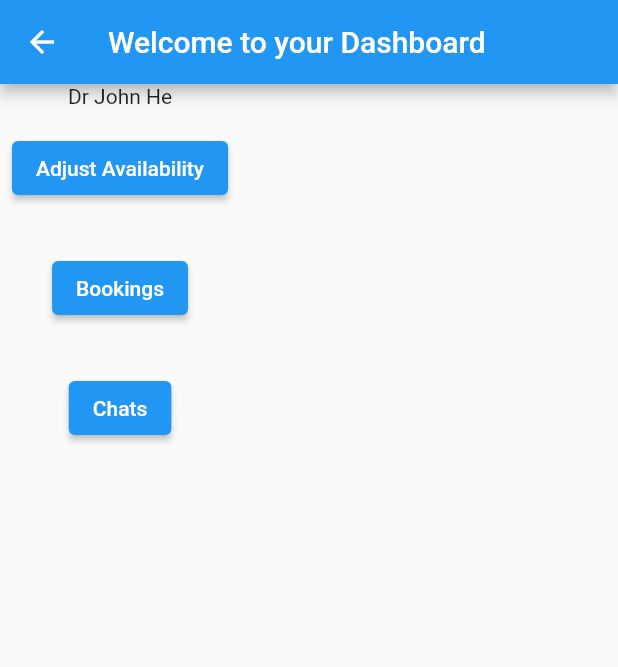
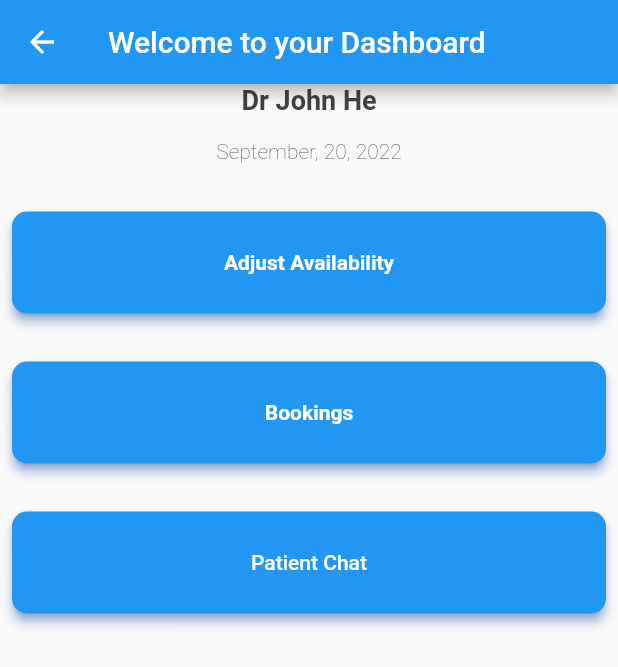
Before and after one commit to SEPT-TEAM16/SEPT-T16-front-end, a Flutter app: the DoctorDashboardPage screen opened directly, on a phone screen of 412 x 824 dp. Shown: the top 667 px of the screen. Run offline on Flutter 3.47's test engine with Material 2 defaults, Android fonts, the phone set to English and light mode, and no system bars; our stand-ins replace email_validator, fluttertoast.

Commit message:
Doctor Dashboard Cleanup

```diff
--- a/telemedicine_app/lib/config/routes/routes.dart
+++ b/telemedicine_app/lib/config/routes/routes.dart
@@ -5,7 +5,7 @@ import '/main.dart';
 
 var customRoutes = <String, WidgetBuilder>{
   //Set for home screen: Can use for testing page, will set to login once everything done.
-  '/': (context) => LoginPage(),
+  '/': (context) => DoctorDashboardPage(),
 
   //Routes for program
   '/DdashtoAvailability': (context) => DoctorsAvailabilitiesPage(),
--- a/telemedicine_app/lib/main.dart
+++ b/telemedicine_app/lib/main.dart
@@ -64,6 +64,7 @@ class DoctorDashboardPage extends StatelessWidget{
       appBar: AppBar(
         title: Text('Welcome to your Dashboard')
       ),
+
       body: SingleChildScrollView(child: DoctorDashboard()),
     );
   }
--- a/telemedicine_app/lib/widgets/widget.dart
+++ b/telemedicine_app/lib/widgets/widget.dart
@@ -7,6 +7,8 @@ import 'package:intl/intl.dart';
 import 'package:email_validator/email_validator.dart';
 import 'package:http/http.dart' as http;
 import 'package:telemedicine_app/main.dart';
+import 'package:intl/intl.dart';
+
 //We build all of our widgets here to call into main :)
 
 //rego
@@ -404,40 +406,124 @@ class DoctorDashboard extends StatefulWidget {
 class DoctorDashboardState extends State<DoctorDashboard>{
   // TextEditingController date = new TextEditingController();
 
+
+  //Getting Doctor Name
+  String dName = 'Dr ' + 'John ' + 'He'; //string should be first_name + last_name under doctors
+
+  //Getting Date
+  var dt = DateTime.now();
+  //formating date
+  String cdate2 = DateFormat("MMMM, dd, yyyy").format(DateTime.now());
+
   @override
   Widget build(BuildContext context) {
 
     return Column(
       children: <Widget>[
-        const Text("Dr John He"), //Need to find doctor name
+        Container(
+          child: Text(
+            dName,
+            style: TextStyle(
+              color: Colors.grey[800],
+              fontWeight: FontWeight.bold,
+              fontSize: 18
+            )
+          )
+        ),
 
-        Padding(
+        Container( //DATE CONTAINER
           padding: EdgeInsets.symmetric(horizontal: 8, vertical: 16),
+          child: Text(
+            cdate2,
+            style: TextStyle(
+              color: Colors.grey[800],
+              fontWeight: FontWeight.w200,
+              fontSize: 14
+            )
+          )
+        ),
+
+        Container(
+          padding: EdgeInsets.symmetric(horizontal: 8, vertical: 16),
+          width: double.infinity,
+          height: 100,
           child: ElevatedButton(
+            style: ElevatedButton.styleFrom(
+              primary: Colors.blue,
+              onPrimary: Colors.white,
+              shadowColor: Colors.blueAccent,
+              elevation: 3,
+              shape: RoundedRectangleBorder(
+                borderRadius: BorderRadius.circular(10.0)
+                ),
+              minimumSize: Size(100, 40),
+            ),
             onPressed: (){
               Navigator.pushNamed(context, '/DdashtoAvailability');
             },
-            child: Text("Adjust Availability"),
+            child: Text("Adjust Availability",
+              style: TextStyle(
+                color: Colors.white,
+                fontWeight: FontWeight.w600,
+                fontSize: 14
+              )
+            ),
           )
         ),
 
-         Padding(
+         Container(
           padding: EdgeInsets.symmetric(horizontal: 8, vertical: 16),
+          width: double.infinity,
+          height: 100,
           child: ElevatedButton(
+            style: ElevatedButton.styleFrom(
+              primary: Colors.blue,
+              onPrimary: Colors.white,
+              shadowColor: Colors.blueAccent,
+              elevation: 3,
+              shape: RoundedRectangleBorder(
+                borderRadius: BorderRadius.circular(10.0)
+                ),
+              minimumSize: Size(100, 40),
+            ),
             onPressed: (){
               Navigator.pushNamed(context, '/DdashtoBooking');
             },
-            child: Text("Bookings"),
+            child: Text("Bookings",
+              style: TextStyle(
+                color: Colors.white,
+                fontWeight: FontWeight.w600,
+                fontSize: 14
+              )
+            ),
           )
         ),
 
-         Padding(
+         Container(
           padding: EdgeInsets.symmetric(horizontal: 8, vertical: 16),
+          width: double.infinity,
+          height: 100,
           child: ElevatedButton(
+            style: ElevatedButton.styleFrom(
+              primary: Colors.blue,
+              onPrimary: Colors.white,
+              shadowColor: Colors.blueAccent,
+              elevation: 3,
+              shape: RoundedRectangleBorder(
+                borderRadius: BorderRadius.circular(10.0)
+                ),
+              minimumSize: Size(100, 40),
+            ),
             onPressed: (){
               Navigator.pushNamed(context, '/DdashtoChats');
             },
-            child: Text("Chats"),
+            child: Text("Patient Chat",
+              style: TextStyle(
+                color: Colors.white,
+                fontWeight: FontWeight.w500,
+                fontSize: 14
+              )
+            ),
           )
         )
       ],
```
